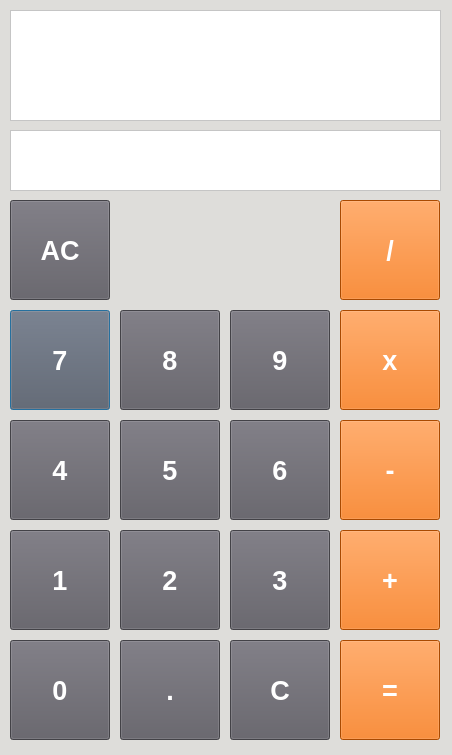
Before: the Qt Designer form src/calculator.ui in haneol0415/calculator, drawn with Qt 5.
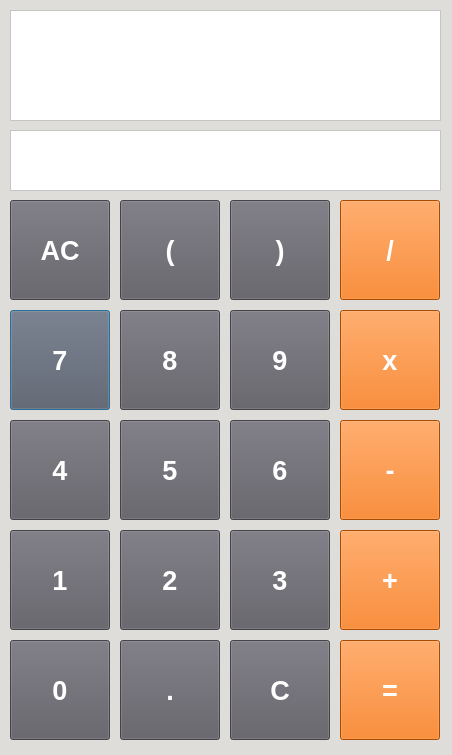
After: the same form once the commit is applied.

```diff
--- a/src/calculator.ui
+++ b/src/calculator.ui
@@ -493,6 +493,54 @@
 </string>
    </property>
   </widget>
+  <widget class="QPushButton" name="parButton_open">
+   <property name="geometry">
+    <rect>
+     <x>120</x>
+     <y>200</y>
+     <width>100</width>
+     <height>100</height>
+    </rect>
+   </property>
+   <property name="font">
+    <font>
+     <pointsize>20</pointsize>
+     <weight>75</weight>
+     <bold>true</bold>
+    </font>
+   </property>
+   <property name="styleSheet">
+    <string notr="true">background-color: rgb(94, 92, 100);
+color: rgb(255, 255, 255);</string>
+   </property>
+   <property name="text">
+    <string>(</string>
+   </property>
+  </widget>
+  <widget class="QPushButton" name="parButton_close">
+   <property name="geometry">
+    <rect>
+     <x>230</x>
+     <y>200</y>
+     <width>100</width>
+     <height>100</height>
+    </rect>
+   </property>
+   <property name="font">
+    <font>
+     <pointsize>20</pointsize>
+     <weight>75</weight>
+     <bold>true</bold>
+    </font>
+   </property>
+   <property name="styleSheet">
+    <string notr="true">background-color: rgb(94, 92, 100);
+color: rgb(255, 255, 255);</string>
+   </property>
+   <property name="text">
+    <string>)</string>
+   </property>
+  </widget>
  </widget>
  <resources/>
  <connections/>
```
